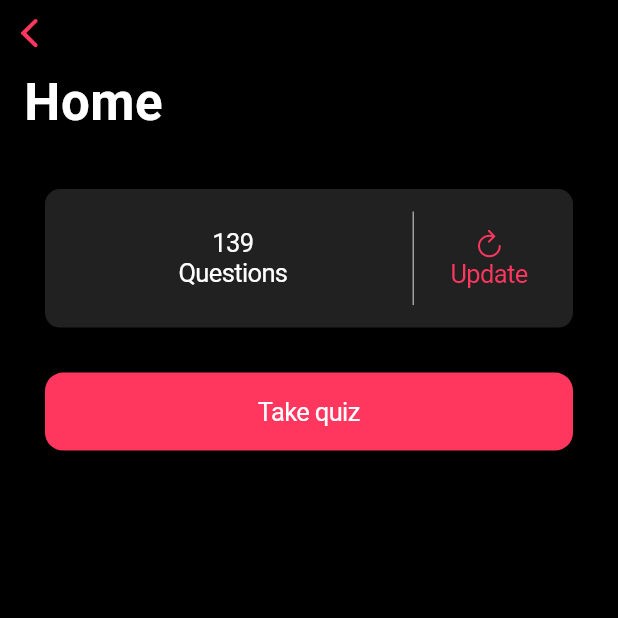
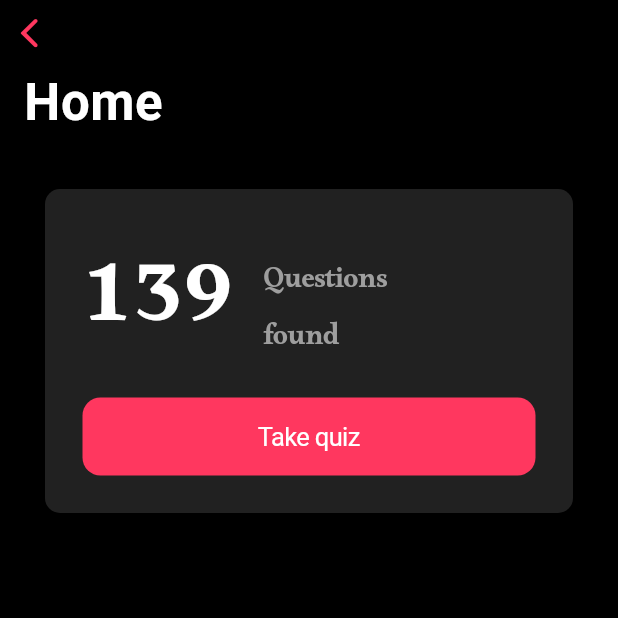
Before and after one commit to alanperezse/quiz_app, a Flutter app: the MyHomePage screen opened by its route, on a phone screen of 412 x 824 dp, the top half of it. Run offline on Flutter 3.47's test engine with Material 2 defaults, Android fonts, the phone set to English and light mode, and no system bars.

Commit message:
Reinvented the home page

```diff
--- a/lib/views/homepage.dart
+++ b/lib/views/homepage.dart
@@ -13,21 +13,13 @@ class MyHomePage extends StatelessWidget {
             largeTitle: Text('Home'),
           ),
           SliverFillRemaining(
-            child: Container(
-              margin: const EdgeInsets.all(30),
             child: Column(
               children: [
-                  QuizInfoWidget(),
                 Container(
-                    width: double.infinity,
-                    margin: EdgeInsets.only(top: 30),
-                    child: CupertinoButton.filled(
-                      onPressed: () {},
-                      child: Text('Take quiz'),
-                  )
+                  margin: const EdgeInsets.all(30),
+                  child: QuizInfoWidget(),
                 )
               ]
-              )
             )
           )
         ],
@@ -47,41 +39,36 @@ class _QuizInfoWidget extends State<QuizInfoWidget> {
   @override
   Widget build(BuildContext context) {
     return Container(
-      padding: EdgeInsets.all(10),
+      padding: EdgeInsets.all(25),
       decoration: BoxDecoration(
         borderRadius: const BorderRadius.all(Radius.circular(10)),
         color: Colors.grey[900]
       ),
-      child:
-      IntrinsicHeight(child:
+      child: Column(
+        children: [
           Row(
-        children: <Widget>[
-          Expanded(
+            children: [
+              Container(
+                padding: EdgeInsets.only(right: 20),
                 child: Text(
-                '139\nQuestions',
-                textAlign: TextAlign.center,
+                  '139',
+                  style: TextStyle(fontFamily: 'Alkalami', fontSize: 60)
                 ),
               ),
-          VerticalDivider(
-            width: 10,
-            indent: 5,
-            endIndent: 5,
-            color: Colors.grey,
-            thickness: 1,
-          ),
-          CupertinoButton(
-            child: Column(
-              children: const [
-                Icon(
-                  CupertinoIcons.arrow_clockwise
-                ),
-                Text('Update')
+              Text(
+                'Questions\nfound',
+                style: TextStyle(fontFamily: 'Alkalami', fontSize: 20, color: Colors.grey),
+                textAlign: TextAlign.start,
+              )
             ],
           ),
-            onPressed: () {}
+          Container(
+            width: double.infinity,
+            child: CupertinoButton.filled(
+              child: Text('Take quiz'), onPressed: () {}
             )
-        ]
-      ),
+          )
+        ],
       )
     );
   }
```
Lines whose indentation alone changed are shown as unchanged.
